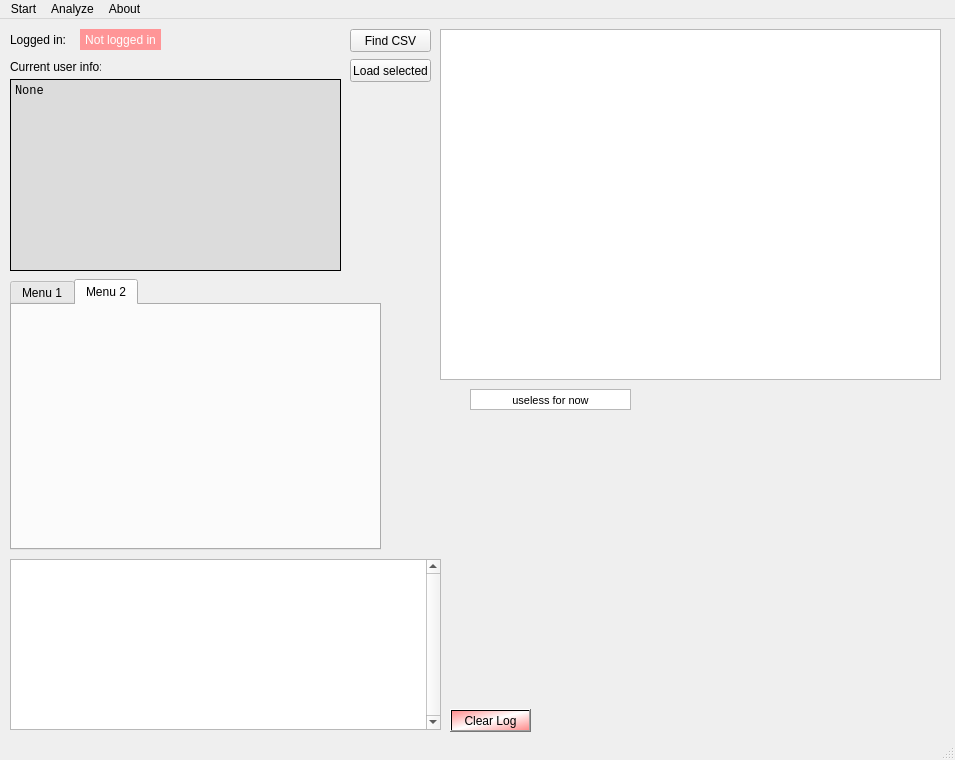
This is TwitterAnalyzer/GUI.ui in GrzegorzKrug/TwitterAnalyzer as Qt 5 draws it before an edit. The edited form follows.
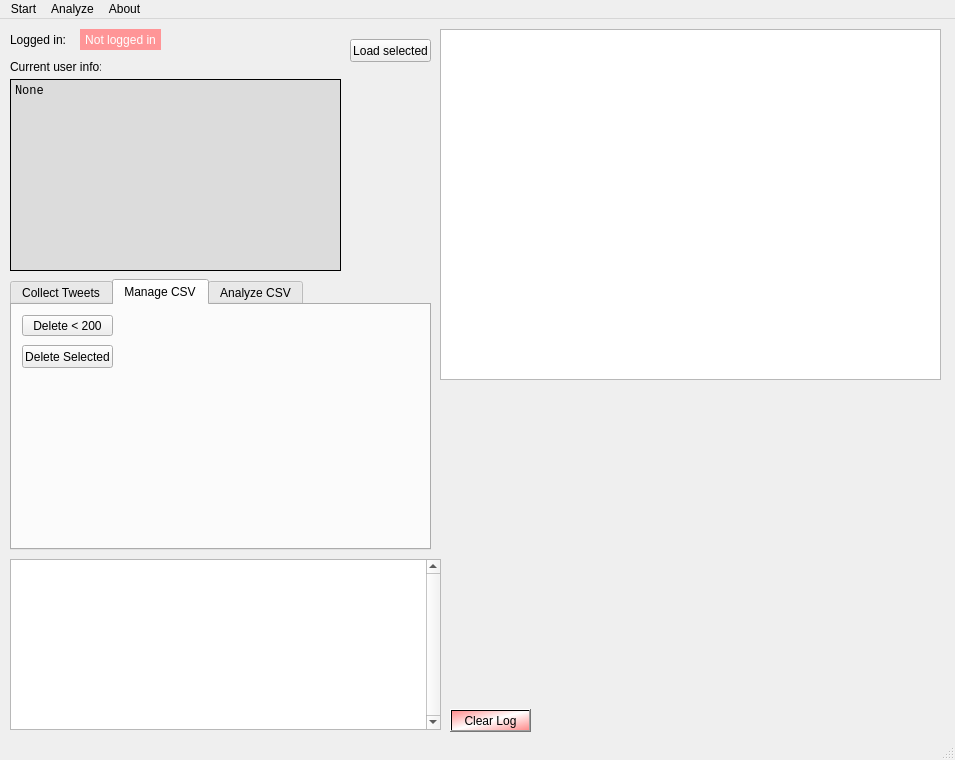
This is the edited form. The open tabs and pages were chosen to show the change.

The edit to the form file:
```diff
--- a/TwitterAnalyzer/GUI.ui
+++ b/TwitterAnalyzer/GUI.ui
@@ -19,7 +19,7 @@
      <rect>
       <x>10</x>
       <y>260</y>
-      <width>371</width>
+      <width>421</width>
       <height>271</height>
      </rect>
     </property>
@@ -28,7 +28,7 @@
     </property>
     <widget class="QWidget" name="tab">
      <attribute name="title">
-      <string>Menu 1</string>
+      <string>Collect Tweets</string>
      </attribute>
      <widget class="QPushButton" name="pushButton_collectTweets">
       <property name="geometry">
@@ -46,8 +46,58 @@
     </widget>
     <widget class="QWidget" name="tab_2">
      <attribute name="title">
-      <string>Menu 2</string>
+      <string>Manage CSV</string>
      </attribute>
+     <widget class="QPushButton" name="pushButton">
+      <property name="geometry">
+       <rect>
+        <x>10</x>
+        <y>10</y>
+        <width>91</width>
+        <height>21</height>
+       </rect>
+      </property>
+      <property name="toolTip">
+       <string extracomment="Delete CSV files that have less than 200 Tweets"/>
+      </property>
+      <property name="toolTipDuration">
+       <number>-1</number>
+      </property>
+      <property name="text">
+       <string>Delete &lt; 200</string>
+      </property>
+     </widget>
+     <widget class="QPushButton" name="pushButton_load_csv_2">
+      <property name="geometry">
+       <rect>
+        <x>10</x>
+        <y>40</y>
+        <width>91</width>
+        <height>23</height>
+       </rect>
+      </property>
+      <property name="text">
+       <string>Delete Selected</string>
+      </property>
+     </widget>
+    </widget>
+    <widget class="QWidget" name="tab_3">
+     <attribute name="title">
+      <string>Analyze CSV</string>
+     </attribute>
+     <widget class="QPushButton" name="pushButton_find_csv">
+      <property name="geometry">
+       <rect>
+        <x>10</x>
+        <y>10</y>
+        <width>81</width>
+        <height>23</height>
+       </rect>
+      </property>
+      <property name="text">
+       <string>Find CSV</string>
+      </property>
+     </widget>
     </widget>
    </widget>
    <widget class="QLabel" name="label">
@@ -112,53 +162,6 @@
      <enum>QAbstractItemView::MultiSelection</enum>
     </property>
    </widget>
-   <widget class="QPushButton" name="pushButton_find_csv">
-    <property name="geometry">
-     <rect>
-      <x>350</x>
-      <y>10</y>
-      <width>81</width>
-      <height>23</height>
-     </rect>
-    </property>
-    <property name="text">
-     <string>Find CSV</string>
-    </property>
-   </widget>
-   <widget class="QTextEdit" name="textEdit_input_name">
-    <property name="enabled">
-     <bool>true</bool>
-    </property>
-    <property name="geometry">
-     <rect>
-      <x>470</x>
-      <y>370</y>
-      <width>161</width>
-      <height>21</height>
-     </rect>
-    </property>
-    <property name="sizePolicy">
-     <sizepolicy hsizetype="Expanding" vsizetype="Fixed">
-      <horstretch>0</horstretch>
-      <verstretch>0</verstretch>
-     </sizepolicy>
-    </property>
-    <property name="font">
-     <font>
-      <pointsize>6</pointsize>
-     </font>
-    </property>
-    <property name="verticalScrollBarPolicy">
-     <enum>Qt::ScrollBarAlwaysOff</enum>
-    </property>
-    <property name="html">
-     <string>&lt;!DOCTYPE HTML PUBLIC &quot;-//W3C//DTD HTML 4.0//EN&quot; &quot;http://www.w3.org/TR/REC-html40/strict.dtd&quot;&gt;
-&lt;html&gt;&lt;head&gt;&lt;meta name=&quot;qrichtext&quot; content=&quot;1&quot; /&gt;&lt;style type=&quot;text/css&quot;&gt;
-p, li { white-space: pre-wrap; }
-&lt;/style&gt;&lt;/head&gt;&lt;body style=&quot; font-family:'MS Shell Dlg 2'; font-size:6pt; font-weight:400; font-style:normal;&quot;&gt;
-&lt;p align=&quot;center&quot; style=&quot; margin-top:0px; margin-bottom:0px; margin-left:0px; margin-right:0px; -qt-block-indent:0; text-indent:0px;&quot;&gt;&lt;span style=&quot; font-size:8.25pt;&quot;&gt;useless for now&lt;/span&gt;&lt;/p&gt;&lt;/body&gt;&lt;/html&gt;</string>
-    </property>
-   </widget>
    <widget class="QPlainTextEdit" name="plainTextEdit_selected_user">
     <property name="geometry">
      <rect>
@@ -221,7 +224,7 @@
     <property name="geometry">
      <rect>
       <x>350</x>
-      <y>40</y>
+      <y>20</y>
       <width>81</width>
       <height>23</height>
      </rect>
```
Left out of the diff: 24 changed lines with no effect on the pictures.
